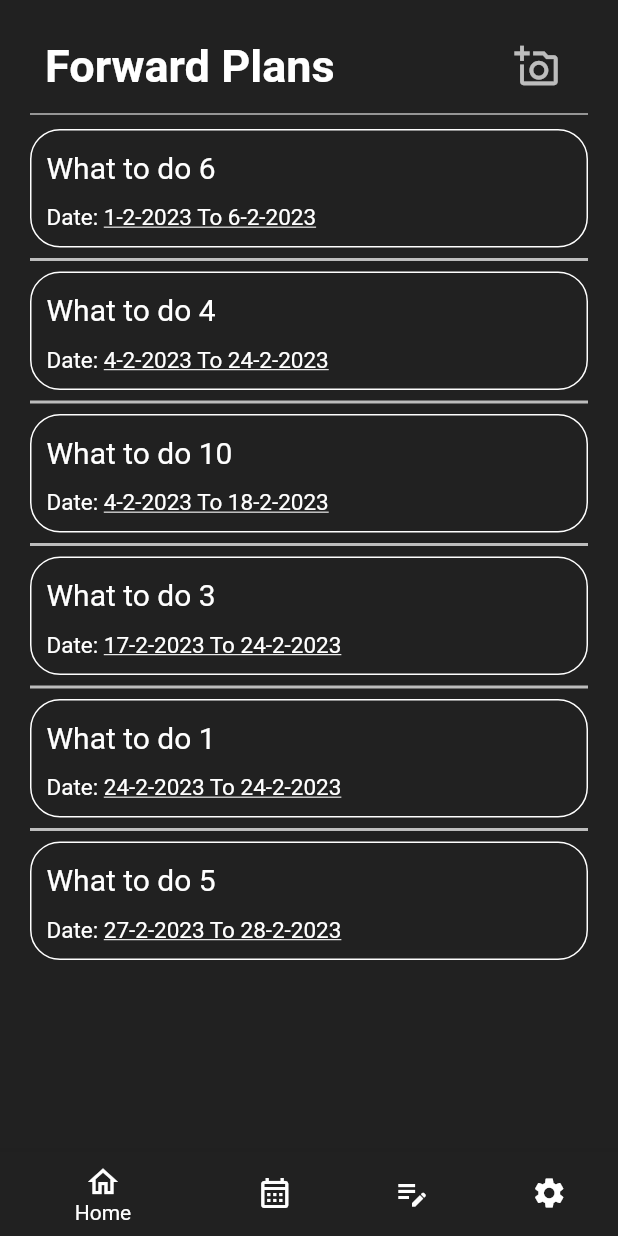
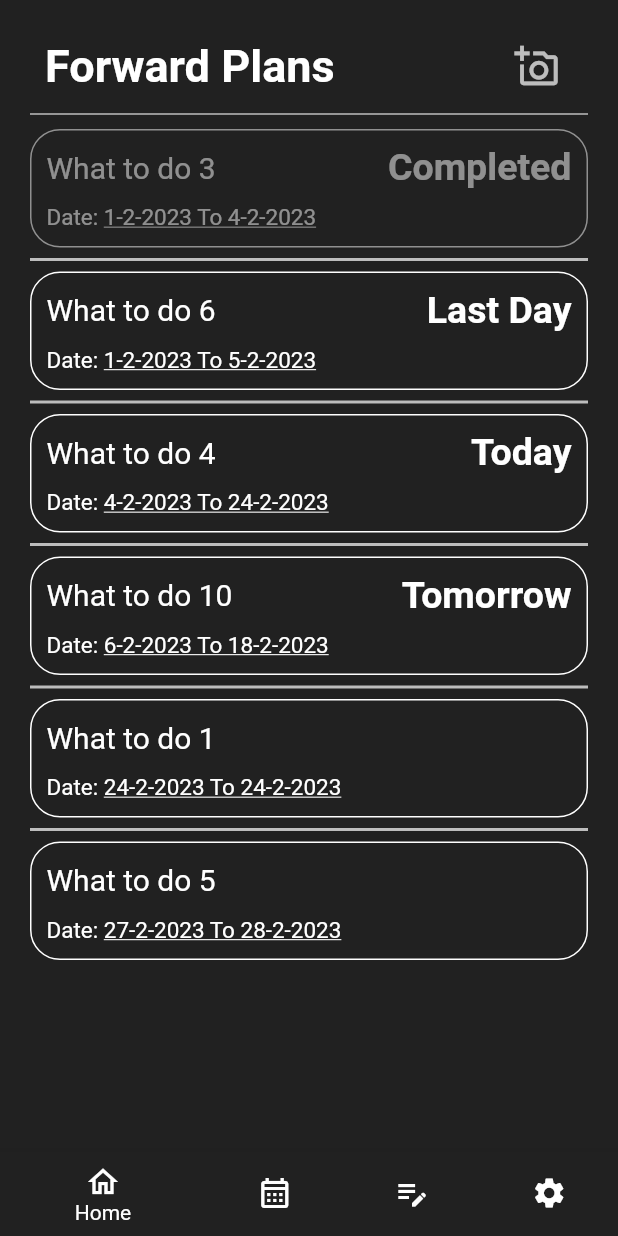
Before and after one commit to matthew99617/funds_management, a Flutter app: the screen it shows after launch, on a phone screen of 412 x 824 dp. Run offline on Flutter 3.47's test engine with Material 2 defaults, Android fonts, the phone set to English and light mode, and no system bars; our stand-ins replace auto_route, bloc, flutter_bloc; Roboto replaces fonts that are missing (Montserret).

Commit message:
Complete first Page (HomePage) of UI

```diff
--- a/lib/presentation/screen/home/component/to_do_list.dart
+++ b/lib/presentation/screen/home/component/to_do_list.dart
@@ -22,7 +22,10 @@ class _ListToDoState extends State<ListToDo> {
           .of(context)
           .size
           .height * 0.7,
-      width: MediaQuery.of(context).size.width,
+      width: MediaQuery
+          .of(context)
+          .size
+          .width,
       alignment: Alignment.center,
       child: widget.toDoList.length == 0
           ? Center(
@@ -33,7 +36,7 @@ class _ListToDoState extends State<ListToDo> {
             fontWeight: FontWeight.bold,
           ),
         ),
-      ): Scrollbar(
+      ) : Scrollbar(
         thumbVisibility: true,
         controller: scrollController,
         child: ListView.separated(
@@ -46,7 +49,8 @@ class _ListToDoState extends State<ListToDo> {
               widget.toDoList[index].title,
               widget.toDoList[index].startDate,
               widget.toDoList[index].endDate,
-              _calDateStatus(widget.toDoList[index].startDate.day, widget.toDoList[index].endDate.day),
+              _calDateStatus(widget.toDoList[index].startDate,
+                  widget.toDoList[index].endDate),
             );
           },
           separatorBuilder: (BuildContext context, int index) =>
@@ -60,9 +64,76 @@ class _ListToDoState extends State<ListToDo> {
   }
 
   // List Product
-  Widget _buildToDoItem(String title, DateTime startDate, DateTime endDate, String status,){
-    return Container(
-      padding: EdgeInsets.symmetric(vertical: 10, horizontal: 10),
+  Widget _buildToDoItem(String title, DateTime startDate, DateTime endDate, String status,) {
+    return status == "Completed" ?
+    Opacity(
+      opacity: 0.5,
+      child: Container(
+        padding: const EdgeInsets.symmetric(vertical: 10, horizontal: 10),
+        decoration: BoxDecoration(
+          border: Border.all(color: Colors.white),
+          borderRadius: BorderRadius.circular(20),
+        ),
+        child: InkWell(
+          onTap: () {
+            print("123");
+          },
+          child: Column(
+            crossAxisAlignment: CrossAxisAlignment.start,
+            children: <Widget>[
+              Row(
+                mainAxisAlignment: MainAxisAlignment.spaceBetween,
+                children: <Widget>[
+                  Flexible(
+                    child: Text(
+                      title,
+                      softWrap: true,
+                      style: TextStyle(
+                        fontFamily: 'Montserret',
+                        fontSize: 20.0,
+                      ),
+                    ),
+                  ),
+                  Text(
+                    status,
+                    softWrap: true,
+                    style: TextStyle(
+                      fontFamily: 'Montserret',
+                      fontSize: 25,
+                      fontWeight: FontWeight.bold,
+                    ),
+                  ),
+                ],
+              ),
+              SizedBox(height: 10,),
+              Row(
+                mainAxisAlignment: MainAxisAlignment.start,
+                children: <Widget>[
+                  Text(
+                    'Date: ',
+                    style: TextStyle(
+                      fontFamily: 'Montserret',
+                      fontSize: 15,
+                    ),
+                  ),
+                  Text(
+                    '${startDate.day}-${startDate.month}-${startDate
+                        .year} To ${endDate.day}-${endDate.month}-${endDate
+                        .year}',
+                    style: TextStyle(
+                        fontFamily: 'Montserret',
+                        fontSize: 15,
+                        decoration: TextDecoration.underline
+                    ),
+                  ),
+                ],
+              ),
+            ],
+          ),
+        ),
+      ),
+    ): Container(
+      padding: const EdgeInsets.symmetric(vertical: 10, horizontal: 10),
       decoration: BoxDecoration(
         border: Border.all(color: Colors.white),
         borderRadius: BorderRadius.circular(20),
@@ -110,7 +181,9 @@ class _ListToDoState extends State<ListToDo> {
                   ),
                 ),
                 Text(
-                  '${startDate.day}-${startDate.month}-${startDate.year} To ${endDate.day}-${endDate.month}-${endDate.year}',
+                  '${startDate.day}-${startDate.month}-${startDate
+                      .year} To ${endDate.day}-${endDate.month}-${endDate
+                      .year}',
                   style: TextStyle(
                       fontFamily: 'Montserret',
                       fontSize: 15,
@@ -126,15 +199,27 @@ class _ListToDoState extends State<ListToDo> {
   }
 
   // Calculate the DayStatus
-  String _calDateStatus(int startDay, int endDay) {
-    final now = DateTime.utc(2023, 02, 05);
-    if (now.day == startDay && startDay == endDay){
-      return "Today";
-    } else if ((startDay - now.day) == 1){
+  String _calDateStatus(DateTime startDay, DateTime endDay) {
+    final now = DateTime.utc(2023, 02, 05); // Get Today Date
+    final tmr = now.add(Duration(days: 1)); // Get the Day of Tmr
+    if (isInRange(now, startDay, endDay)) {
+      if (now.day == endDay.day) {
+        return "Last Day";
+      } else {
+        return "Today";
+      }
+    } else if (tmr.day == startDay.day) {
       return "Tomorrow";
-    } else if (endDay == now.day) {
-      return "Last Day";
+    } else if (endDay.isBefore(now)) {
+      return "Completed";
     }
     return "";
   }
+
+  // Check the Date isInRange or not
+  bool isInRange(DateTime now, DateTime start, DateTime end) {
+    return now.isAfter(start.subtract(const Duration(days: 1))) &&
+        now.isBefore(end.add(const Duration(days: 1)));
+  }
+
 }
--- a/lib/presentation/screen/home/home_screen.dart
+++ b/lib/presentation/screen/home/home_screen.dart
@@ -1,7 +1,6 @@
 import 'package:flutter/material.dart';
 import 'package:funds_management/presentation/screen/home/component/to_do_list.dart';
 import 'package:funds_management/shared/bottomNav.dart';
-import 'package:grouped_list/grouped_list.dart';
 
 import '../../../model/notes.dart';
 import '../../../shared/icons_data.dart';
@@ -16,30 +15,74 @@ class HomeScreen extends StatefulWidget {
 }
 
 class _HomeScreenState extends State<HomeScreen> {
-
   static List<Notes> toDoList = [
-    Notes(title: 'What to do 1', notes: 'Testing 123', startDate: DateTime.utc(2023, 02, 24), endDate: DateTime.utc(2023, 02, 24)),
-    Notes(title: 'What to do 6', notes: 'Testing 123', startDate: DateTime.utc(2023, 02, 01), endDate: DateTime.utc(2023, 02, 06)),
-    Notes(title: 'What to do 5', notes: 'Testing 123', startDate: DateTime.utc(2023, 02, 27), endDate: DateTime.utc(2023, 02, 28)),
-    Notes(title: 'What to do 3', notes: 'Testing 123', startDate: DateTime.utc(2023, 02, 17), endDate: DateTime.utc(2023, 02, 24)),
-    Notes(title: 'What to do 4', notes: 'Testing 123', startDate: DateTime.utc(2023, 02, 04), endDate: DateTime.utc(2023, 02, 24)),
-    Notes(title: 'What to do 7', notes: 'Testing 123', startDate: DateTime.utc(2023, 03, 04), endDate: DateTime.utc(2023, 03, 18)),
-    Notes(title: 'What to do 8', notes: 'Testing 123', startDate: DateTime.utc(2023, 05, 04), endDate: DateTime.utc(2023, 05, 18)),
-    Notes(title: 'What to do 9', notes: 'Testing 123', startDate: DateTime.utc(2023, 09, 04), endDate: DateTime.utc(2023, 09, 18)),
-    Notes(title: 'What to do 10', notes: 'Testing 123', startDate: DateTime.utc(2023, 02, 04), endDate: DateTime.utc(2023, 02, 18)),
-
+    Notes(
+        title: 'What to do 1',
+        notes: 'Testing 123',
+        startDate: DateTime.utc(2023, 02, 24),
+        endDate: DateTime.utc(2023, 02, 24)),
+    Notes(
+        title: 'What to do 6',
+        notes: 'Testing 123',
+        startDate: DateTime.utc(2023, 02, 01),
+        endDate: DateTime.utc(2023, 02, 05)),
+    Notes(
+        title: 'What to do 5',
+        notes: 'Testing 123',
+        startDate: DateTime.utc(2023, 02, 27),
+        endDate: DateTime.utc(2023, 02, 28)),
+    Notes(
+        title: 'What to do 3',
+        notes: 'Testing 123',
+        startDate: DateTime.utc(2023, 02, 01),
+        endDate: DateTime.utc(2023, 02, 04)),
+    Notes(
+        title: 'What to do 4',
+        notes: 'Testing 123',
+        startDate: DateTime.utc(2023, 02, 04),
+        endDate: DateTime.utc(2023, 02, 24)),
+    Notes(
+        title: 'What to do 7',
+        notes: 'Testing 123',
+        startDate: DateTime.utc(2023, 03, 04),
+        endDate: DateTime.utc(2023, 03, 18)),
+    Notes(
+        title: 'What to do 8',
+        notes: 'Testing 123',
+        startDate: DateTime.utc(2023, 05, 04),
+        endDate: DateTime.utc(2023, 05, 18)),
+    Notes(
+        title: 'What to do 9',
+        notes: 'Testing 123',
+        startDate: DateTime.utc(2023, 09, 04),
+        endDate: DateTime.utc(2023, 09, 18)),
+    Notes(
+        title: 'What to do 10',
+        notes: 'Testing 123',
+        startDate: DateTime.utc(2023, 02, 06),
+        endDate: DateTime.utc(2023, 02, 18)),
   ];
 
   static List<Notes> sortByDay(List<Notes> dates) {
-    dates.sort((a, b) => a.startDate.compareTo(b.startDate));
+    dates.sort((a, b) {
+      int startComparison = a.startDate.compareTo(b.startDate);
+      if (startComparison == 0) {
+        return a.endDate.compareTo(b.endDate);
+      }
+      return startComparison;
+    });
+
     return dates;
   }
 
   static List<Notes> filterDataByCurrentMonth(List<Notes> dataList) {
     // final now = DateTime.now();
     final now = DateTime.utc(2023, 02, 01);
-    return dataList.where((data) =>
-    data.startDate.month == now.month && data.startDate.year == now.year).toList();
+    return dataList
+        .where((data) =>
+            data.startDate.month == now.month &&
+            data.startDate.year == now.year)
+        .toList();
   }
 
   static List<Notes> filterMonthList = filterDataByCurrentMonth(toDoList);
@@ -73,12 +116,6 @@ class _HomeScreenState extends State<HomeScreen> {
                         highlightColor: Colors.transparent,
                         onPressed: () {},
                       ),
-                      // Row(
-                      //   mainAxisAlignment: MainAxisAlignment.spaceEvenly,
-                      //   children: <Widget> [
-                      //     Icon(scanIcon)
-                      //   ],
-                      // ),
                     ],
                   ),
                 ),
@@ -86,18 +123,6 @@ class _HomeScreenState extends State<HomeScreen> {
                   thickness: 1,
                 ),
                 SizedBox(height: 2),
-                // Container(
-                //   height: MediaQuery.of(context).size.height*0.7,
-                //   width: MediaQuery.of(context).size.width,
-                //   alignment: Alignment.center,
-                //   child:
-                //   Center(
-                //       child: Text(
-                //         "123",
-                //         /// Todo
-                //       )
-                //   )
-                // ),
                 ListToDo(toDoList: display_toDoList),
               ],
             ),
```
